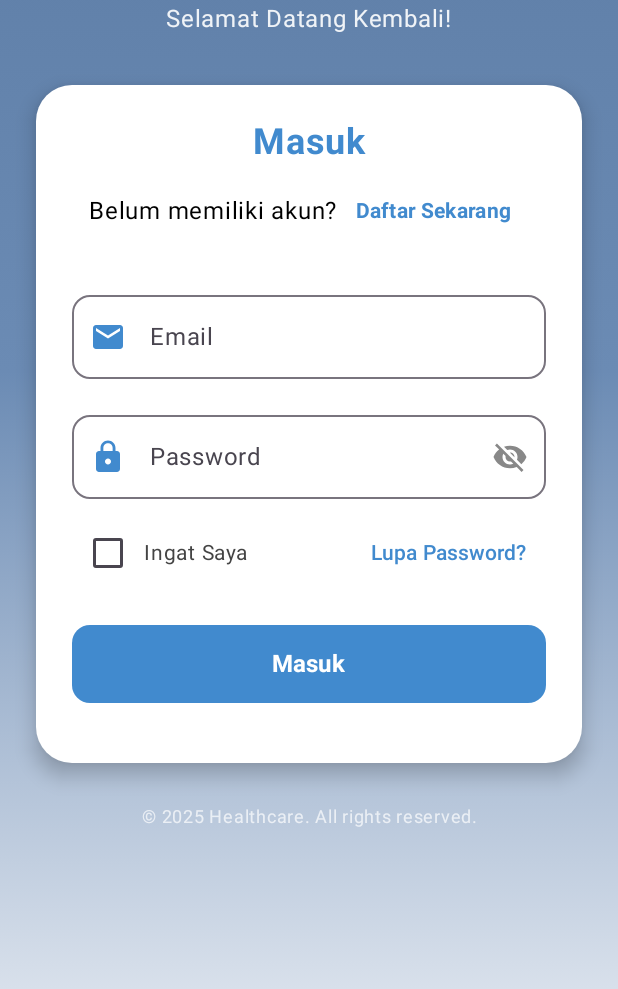
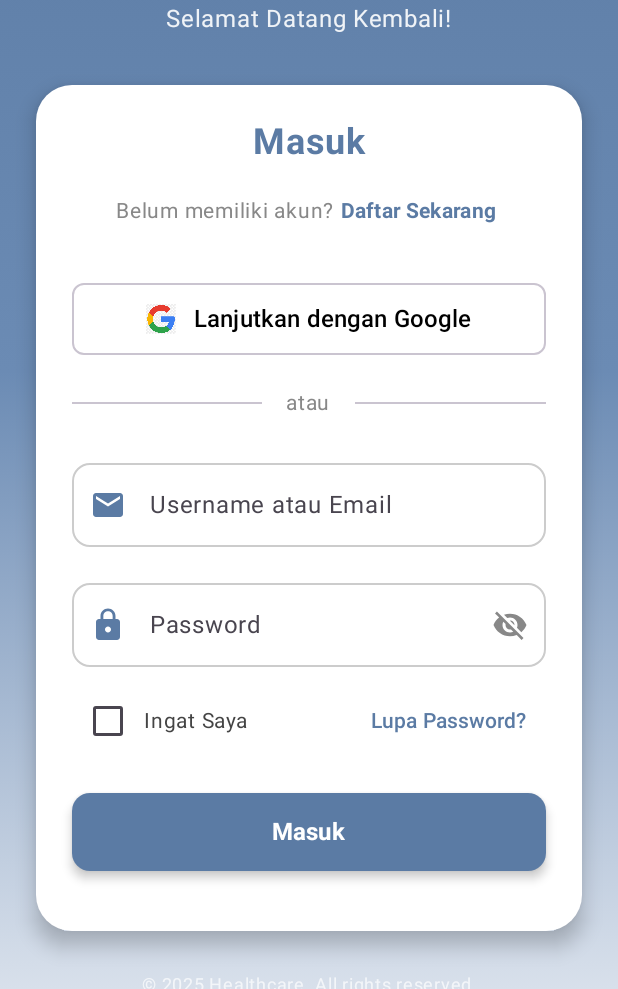
Before and after one commit to RifqiCah/healthcare_PAPB, an Android app built with Jetpack Compose: the screen it shows after launch (MainActivity), on a phone screen of 412 x 824 dp, the part 247-1236 px from its top. Run offline under Robolectric (Android 15) with nearby library versions, the light colour scheme and no system bars; our stand-ins replace Firebase (no records; nobody signed in at launch, a user with empty details on screens opened directly).

Commit message:
menambahkan login dengan google

```diff
--- a/app/src/main/java/com/example/healthcare/ui/screens/login/LoginScreen.kt
+++ b/app/src/main/java/com/example/healthcare/ui/screens/login/LoginScreen.kt
@@ -30,7 +30,6 @@
 import com.example.healthcare.viewmodel.AuthViewModel
 import androidx.compose.ui.res.painterResource
 import com.example.healthcare.R
-
 
 @Composable
 fun LoginScreen(
@@ -65,7 +64,8 @@
                 .fillMaxSize()
                 .verticalScroll(scrollState)
                 .padding(24.dp),
-                horizontalAlignment = Alignment.CenterHorizontally
+            horizontalAlignment = Alignment.CenterHorizontally,
+            verticalArrangement = Arrangement.Center
         ) {
 
             // LOGO AREA
@@ -121,7 +121,7 @@
                         text = "Masuk",
                         fontSize = 24.sp,
                         fontWeight = FontWeight.Bold,
-                            color = Color(0xFF418ACE),
+                        color = Color(0xFF5B7BA4),
                         modifier = Modifier.padding(bottom = 8.dp)
                     )
 
@@ -129,27 +129,90 @@
                         modifier = Modifier.padding(bottom = 24.dp),
                         verticalAlignment = Alignment.CenterVertically
                     ) {
-                            Text("Belum memiliki akun?")
-                            TextButton(onClick = onRegisterClick) {
+                        Text(
+                            text = "Belum memiliki akun?",
+                            fontSize = 14.sp,
+                            color = Color.Gray
+                        )
+                        TextButton(
+                            onClick = onRegisterClick,
+                            contentPadding = PaddingValues(horizontal = 4.dp, vertical = 0.dp)
+                        ) {
                             Text(
                                 text = "Daftar Sekarang",
-                                    color = Color(0xFF418ACE),
-                                    fontWeight = FontWeight.Bold
+                                color = Color(0xFF5B7BA4),
+                                fontWeight = FontWeight.Bold,
+                                fontSize = 14.sp
                             )
                         }
+                    }
+
+                    // TOMBOL GOOGLE FULL-WIDTH
+                    OutlinedButton(
+                        onClick = { /* TODO: Google Sign-In */ },
+                        modifier = Modifier
+                            .fillMaxWidth()
+                            .height(48.dp),
+                        shape = RoundedCornerShape(8.dp),
+                        colors = ButtonDefaults.outlinedButtonColors(
+                            containerColor = Color.White
+                        ),
+                        border = ButtonDefaults.outlinedButtonBorder.copy(width = 1.dp),
+                        contentPadding = PaddingValues(horizontal = 12.dp)
+                    ) {
+                        Row(
+                            modifier = Modifier.fillMaxWidth(),
+                            verticalAlignment = Alignment.CenterVertically,
+                            horizontalArrangement = Arrangement.Center
+                        ) {
+                            Image(
+                                painter = painterResource(id = R.drawable.logo_google_icon),
+                                contentDescription = "Google Logo",
+                                modifier = Modifier.size(20.dp)
+                            )
+
+                            Spacer(Modifier.width(12.dp))
+
+                            Text(
+                                text = "Lanjutkan dengan Google",
+                                fontSize = 16.sp,
+                                color = Color.Black
+                            )
+                        }
+                    }
+
+                    // Divider "atau"
+                    Row(
+                        modifier = Modifier
+                            .fillMaxWidth()
+                            .padding(vertical = 20.dp),
+                        verticalAlignment = Alignment.CenterVertically
+                    ) {
+                        Divider(modifier = Modifier.weight(1f))
+                        Text(
+                            text = "atau",
+                            modifier = Modifier.padding(horizontal = 16.dp),
+                            color = Color.Gray,
+                            fontSize = 14.sp
+                        )
+                        Divider(modifier = Modifier.weight(1f))
                     }
 
                     // EMAIL FIELD
                     OutlinedTextField(
                         value = email,
                         onValueChange = { email = it },
-                            label = { Text("Email") },
+                        label = { Text("Username atau Email") },
                         leadingIcon = {
-                                Icon(Icons.Default.Email, contentDescription = null, tint = Color(0xFF418ACE))
+                            Icon(Icons.Default.Email, contentDescription = null, tint = Color(0xFF5B7BA4))
                         },
                         keyboardOptions = KeyboardOptions(keyboardType = KeyboardType.Email),
                         modifier = Modifier.fillMaxWidth(),
-                            shape = RoundedCornerShape(12.dp)
+                        shape = RoundedCornerShape(12.dp),
+                        colors = OutlinedTextFieldDefaults.colors(
+                            focusedBorderColor = Color(0xFF5B7BA4),
+                            unfocusedBorderColor = Color.LightGray
+                        )
                     )
 
                     Spacer(Modifier.height(16.dp))
@@ -160,7 +223,7 @@
                         onValueChange = { password = it },
                         label = { Text("Password") },
                         leadingIcon = {
-                                Icon(Icons.Default.Lock, contentDescription = null, tint = Color(0xFF418ACE))
+                            Icon(Icons.Default.Lock, contentDescription = null, tint = Color(0xFF5B7BA4))
                         },
                         trailingIcon = {
                             IconButton(onClick = { passwordVisible = !passwordVisible }) {
@@ -176,7 +239,11 @@
                             VisualTransformation.None else PasswordVisualTransformation(),
                         keyboardOptions = KeyboardOptions(keyboardType = KeyboardType.Password),
                         modifier = Modifier.fillMaxWidth(),
-                            shape = RoundedCornerShape(12.dp)
+                        shape = RoundedCornerShape(12.dp),
+                        colors = OutlinedTextFieldDefaults.colors(
+                            focusedBorderColor = Color(0xFF5B7BA4),
+                            unfocusedBorderColor = Color.LightGray
+                        )
                     )
 
                     Spacer(Modifier.height(12.dp))
@@ -191,14 +258,15 @@
                             Checkbox(
                                 checked = rememberMe,
                                 onCheckedChange = { rememberMe = it },
-                                    colors = CheckboxDefaults.colors(checkedColor = Color(0xFF418ACE))
+                                colors = CheckboxDefaults.colors(checkedColor = Color(0xFF5B7BA4))
                             )
                             Text("Ingat Saya", fontSize = 14.sp, color = Color.DarkGray)
                         }
-                            TextButton(onClick = { onForgotPasswordClick() }) {
+                        TextButton(onClick = onForgotPasswordClick) {
                             Text(
                                 text = "Lupa Password?",
-                                    color = Color(0xFF418ACE),
+                                color = Color(0xFF5B7BA4),
+                                fontSize = 14.sp,
                                 fontWeight = FontWeight.Medium
                             )
                         }
@@ -213,7 +281,8 @@
                             .fillMaxWidth()
                             .height(52.dp),
                         shape = RoundedCornerShape(12.dp),
-                            colors = ButtonDefaults.buttonColors(containerColor = Color(0xFF418ACE))
+                        colors = ButtonDefaults.buttonColors(containerColor = Color(0xFF5B7BA4)),
+                        elevation = ButtonDefaults.buttonElevation(4.dp)
                     ) {
                         Text("Masuk", fontSize = 16.sp, fontWeight = FontWeight.Bold)
                     }
```
Also changed, not shown: app/src/main/res/drawable/logo_google_icon.png (added). Lines whose indentation alone changed are shown as unchanged.
